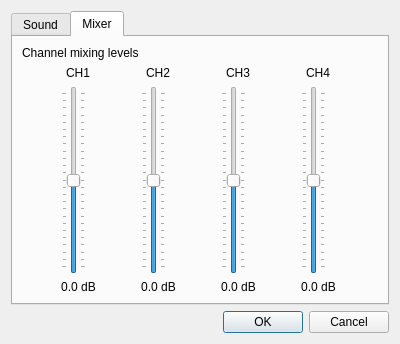
Above: ui/designer/ConfigDialog.ui from stoneface86/trackerboy before the change. Below: the same form after it.
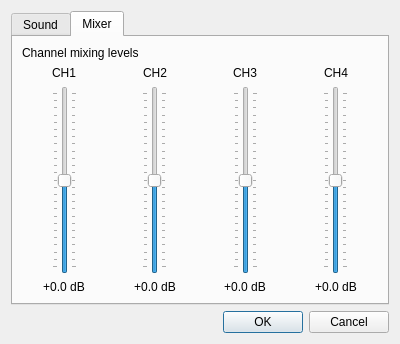
That is the form after the change. The open tabs and pages were chosen to show the change.

Commit message: add DeviceManager class to audio library ConfigDialog shows available host api and devices

What changed in the file:
```diff
--- a/ui/designer/ConfigDialog.ui
+++ b/ui/designer/ConfigDialog.ui
@@ -211,8 +211,8 @@
            </property>
           </widget>
          </item>
-         <item row="1" column="2">
-          <widget class="QSlider" name="verticalSlider_3">
+         <item row="1" column="2" alignment="Qt::AlignHCenter">
+          <widget class="QSlider" name="mGainSlider3">
            <property name="minimum">
             <number>-120</number>
            </property>
@@ -227,8 +227,8 @@
            </property>
           </widget>
          </item>
-         <item row="1" column="3">
-          <widget class="QSlider" name="verticalSlider_4">
+         <item row="1" column="3" alignment="Qt::AlignHCenter">
+          <widget class="QSlider" name="mGainSlider4">
            <property name="minimum">
             <number>-120</number>
            </property>
@@ -253,8 +253,8 @@
            </property>
           </widget>
          </item>
-         <item row="1" column="0">
-          <widget class="QSlider" name="verticalSlider">
+         <item row="1" column="0" alignment="Qt::AlignHCenter">
+          <widget class="QSlider" name="mGainSlider1">
            <property name="minimum">
             <number>-120</number>
            </property>
@@ -289,8 +289,8 @@
            </property>
           </widget>
          </item>
-         <item row="1" column="1">
-          <widget class="QSlider" name="verticalSlider_2">
+         <item row="1" column="1" alignment="Qt::AlignHCenter">
+          <widget class="QSlider" name="mGainSlider2">
            <property name="minimum">
             <number>-120</number>
            </property>
@@ -306,9 +306,18 @@
           </widget>
          </item>
          <item row="2" column="0" alignment="Qt::AlignHCenter">
-          <widget class="QLabel" name="label_11">
+          <widget class="QLabel" name="mGainLabel1">
+           <property name="sizePolicy">
+            <sizepolicy hsizetype="Preferred" vsizetype="Preferred">
+             <horstretch>0</horstretch>
+             <verstretch>0</verstretch>
+            </sizepolicy>
+           </property>
            <property name="text">
-            <string>0.0 dB</string>
+            <string>+0.0 dB</string>
+           </property>
+           <property name="scaledContents">
+            <bool>false</bool>
            </property>
            <property name="alignment">
             <set>Qt::AlignCenter</set>
@@ -318,7 +327,7 @@
          <item row="2" column="1" alignment="Qt::AlignHCenter">
           <widget class="QLabel" name="label_12">
            <property name="text">
-            <string>0.0 dB</string>
+            <string>+0.0 dB</string>
            </property>
            <property name="alignment">
             <set>Qt::AlignCenter</set>
@@ -328,7 +337,7 @@
          <item row="2" column="2" alignment="Qt::AlignHCenter">
           <widget class="QLabel" name="label_13">
            <property name="text">
-            <string>0.0 dB</string>
+            <string>+0.0 dB</string>
            </property>
            <property name="alignment">
             <set>Qt::AlignCenter</set>
@@ -336,9 +345,15 @@
           </widget>
          </item>
          <item row="2" column="3" alignment="Qt::AlignHCenter">
-          <widget class="QLabel" name="label_14">
+          <widget class="QLabel" name="mGainLabel4">
+           <property name="sizePolicy">
+            <sizepolicy hsizetype="Preferred" vsizetype="Preferred">
+             <horstretch>0</horstretch>
+             <verstretch>0</verstretch>
+            </sizepolicy>
+           </property>
            <property name="text">
-            <string>0.0 dB</string>
+            <string>+0.0 dB</string>
            </property>
            <property name="alignment">
             <set>Qt::AlignCenter</set>
```
Left out of the diff: 24 changed lines with no effect on the pictures. The commit also changes 9 other files.
